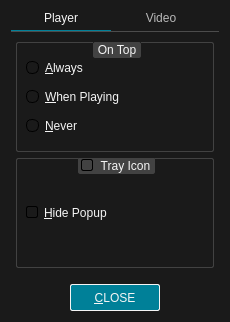
Old version of the form src/ui/preferencesdialog.ui in the repository u8sand/Baka-MPlayer.
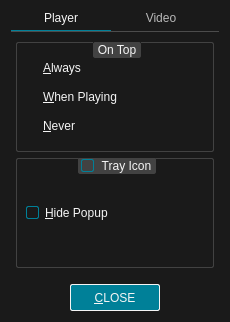
New version of the form. Icons and pictures are not drawn.

Commit message: Tweak QCheckBox and QRadioButton style inspired by Material Design(tm)

```diff
--- a/src/ui/preferencesdialog.ui
+++ b/src/ui/preferencesdialog.ui
@@ -25,16 +25,15 @@
 QRadioButton::indicator {
 	width: 7px;
 	height: 7px;
-	border: 1px solid black;
 	border-radius: 6px;
 	padding: 2px;
 }
 QRadioButton::indicator:unchecked {
-	background: #424242;
+	border: 1px solid whitesmoke;
 	image: none;
 }
 QRadioButton::indicator:checked {
-	background: #008098;
+	border: 1px solid #008098;
 	image: url(:/img/selected.svg);
 }
 
@@ -42,18 +41,20 @@
 
 QCheckBox::indicator,
 QGroupBox::indicator{
-	width: 10px;
-	height: 10px;
-	border: 1px solid black;
+	width: 11px;
+	height: 11px;
+	border: 1px solid #008098;
 	border-radius: 2px;
 }
 QCheckBox::indicator:unchecked,
 QGroupBox::indicator:unchecked {
-	background: #424242;
+	border: 1px solid whitesmoke;
+	background: #1A1A1A;
 	image: none;
 }
 QCheckBox::indicator:checked,
 QGroupBox::indicator:checked {
+	border: 1px solid #008098;
 	background: #008098;
 	image: url(:/img/checked.svg);
 }
```
The commit also changes 3 other files.
